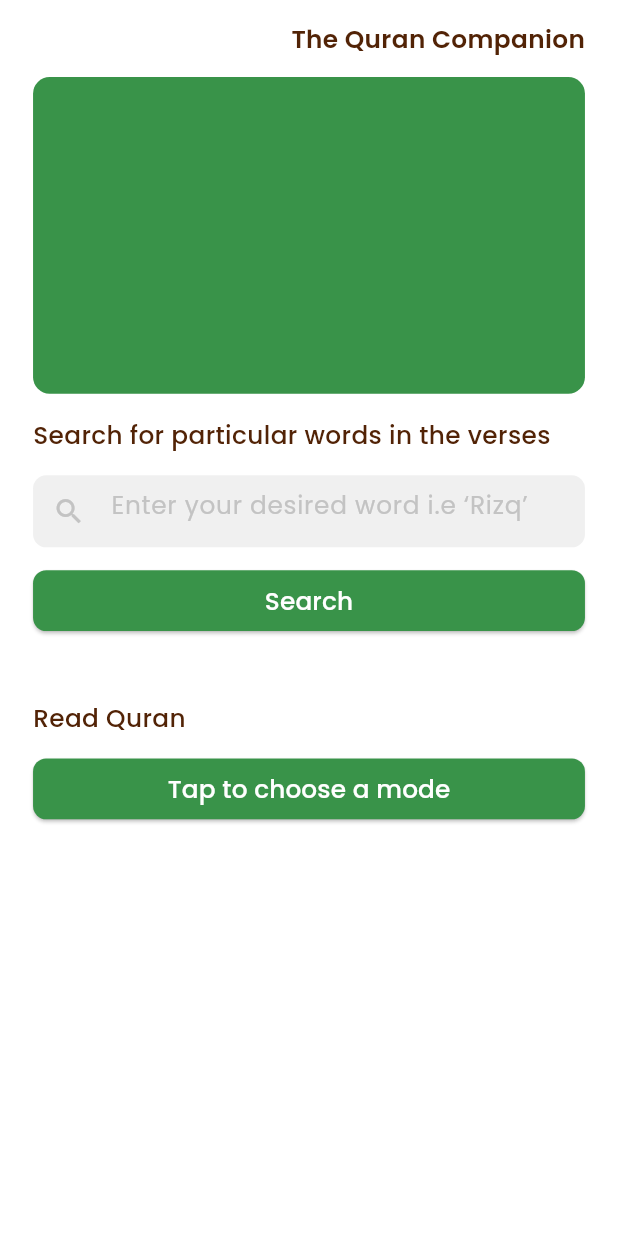
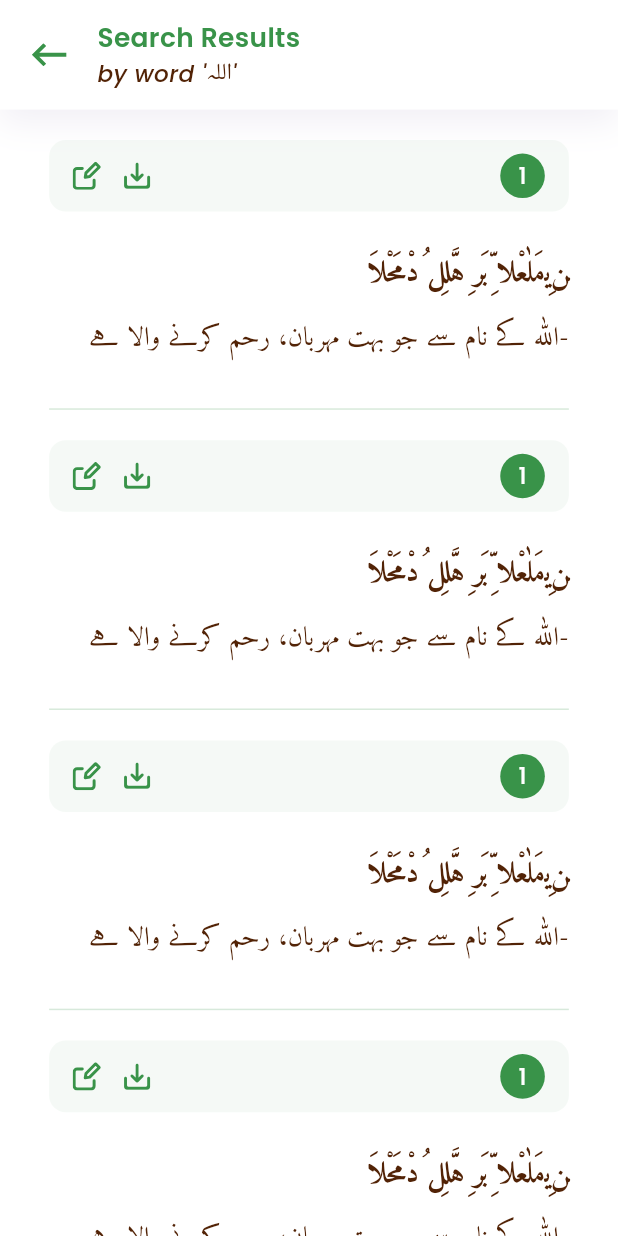
Before and after one commit to ayekaun-inc/Quran-Companion, a Flutter app: the screen it shows after launch, after a tap on "Search", on a phone screen of 412 x 824 dp. Run offline on Flutter 3.47's test engine with Material 3 defaults, Android fonts, the phone set to English and light mode, and no system bars; our stand-ins replace flutter_svg, get_it, shared_preferences, stacked, stacked_services.

Commit message:
Add 'Search Results Screen UI' Ongoing
TODO: Add 'Highlight Text'

```diff
--- a/app/lib/global/themes/fonts.dart
+++ b/app/lib/global/themes/fonts.dart
@@ -1,4 +1,5 @@
 const String amiriBold = 'AmiriBold';
+const String amiriRegular = 'AmiriRegular';
 const String poppinsMedium = 'PoppinsMedium';
 const String poppinsRegular = 'PoppinsRegular';
 const String poppinsSemiBold = 'PoppinsSemiBold';
--- a/app/lib/global/utils/routes.dart
+++ b/app/lib/global/utils/routes.dart
@@ -1,11 +1,13 @@
 import 'package:app/home/home_view.dart';
 import 'package:app/para_list/para_list_view.dart';
+import 'package:app/search_results/search_results_view.dart';
 import 'package:app/splash/splash_view.dart';
 import 'package:app/surah_list/surah_list_view.dart';
 import 'package:flutter/material.dart';
 
 const String splashView = '/splash';
 const String homeView = '/home';
+const String searchResultsView = '/searchResults';
 const String surahListView = '/surahList';
 const String paraListView = '/paraList';
 
@@ -20,6 +22,9 @@ class RoutesPath {
         return MaterialPageRoute(builder: (context) => const SurahListView());
       case paraListView:
         return MaterialPageRoute(builder: (context) => const ParaListView());
+      case searchResultsView:
+        return MaterialPageRoute(
+            builder: (context) => const SearchResultsView());
       default:
         return MaterialPageRoute(builder: (context) => const SplashView());
     }
--- a/app/lib/global/utils/svg_constants.dart
+++ b/app/lib/global/utils/svg_constants.dart
@@ -1,3 +1,4 @@
 const String appIcon = 'assets/svgs/app_icon.svg';
 const String backIcon = 'assets/svgs/back_icon.svg';
 const String starIcon = 'assets/svgs/star_icon.svg';
+const String editIcon = 'assets/svgs/edit_icon.svg';
--- /dev/null
+++ b/app/lib/global/widgets/custom_divider.dart
@@ -0,0 +1,29 @@
+import 'package:app/global/themes/colors.dart';
+import 'package:app/global/widgets/horizontal_gap.dart';
+import 'package:flutter/material.dart';
+
+class CustomDivider extends StatelessWidget {
+  final double leftGap;
+  final double rightGap;
+  const CustomDivider({
+    super.key,
+    required this.leftGap,
+    required this.rightGap,
+  });
+
+  @override
+  Widget build(BuildContext context) {
+    return Row(
+      children: [
+        HorizontalGap(leftGap),
+        Expanded(
+          child: Container(
+            height: 1,
+            color: green.withOpacity(0.2),
+          ),
+        ),
+        HorizontalGap(rightGap),
+      ],
+    );
+  }
+}
--- a/app/lib/global/widgets/surah_para_tile.dart
+++ b/app/lib/global/widgets/surah_para_tile.dart
@@ -7,6 +7,8 @@ import 'package:app/global/widgets/horizontal_gap.dart';
 import 'package:app/global/widgets/vertical_gap.dart';
 import 'package:flutter/material.dart';
 import 'package:flutter_svg/flutter_svg.dart';
+
+import 'custom_divider.dart';
 
 class SurahParaTile extends StatelessWidget {
   final int number;
@@ -30,18 +32,7 @@ class SurahParaTile extends StatelessWidget {
       child: Column(
         children: [
           if (number != 1) ...[
-            Row(
-              children: [
-                const HorizontalGap(20),
-                Expanded(
-                  child: Container(
-                    height: 1,
-                    color: green.withOpacity(0.2),
-                  ),
-                ),
-                const HorizontalGap(24),
-              ],
-            ),
+            const CustomDivider(leftGap: 20, rightGap: 24),
           ],
           SizedBox(
             width: double.maxFinite,
--- a/app/lib/home/home_view_model.dart
+++ b/app/lib/home/home_view_model.dart
@@ -17,6 +17,7 @@ class HomeViewModel extends BaseViewModel {
 
   void onSearchPressed() {
     // TODO: Add search logic
+    _navigationService.navigateTo(searchResultsView);
   }
 
   Future<void> onReadQuranPressed() async {
--- /dev/null
+++ b/app/lib/search_results/search_results_view.dart
@@ -0,0 +1,140 @@
+import 'package:app/global/services/size_helper_service.dart';
+import 'package:app/global/themes/colors.dart';
+import 'package:app/global/themes/fonts.dart';
+import 'package:app/global/utils/svg_constants.dart';
+import 'package:app/global/widgets/custom_app_bar.dart';
+import 'package:app/global/widgets/custom_divider.dart';
+import 'package:app/global/widgets/custom_text.dart';
+import 'package:app/global/widgets/horizontal_gap.dart';
+import 'package:app/global/widgets/horizontal_padding.dart';
+import 'package:app/global/widgets/vertical_gap.dart';
+import 'package:app/search_results/search_results_view_model.dart';
+import 'package:flutter/cupertino.dart';
+import 'package:flutter/material.dart';
+import 'package:flutter/widgets.dart';
+import 'package:flutter_svg/flutter_svg.dart';
+import 'package:stacked/stacked.dart';
+
+class SearchResultsView extends StatelessWidget {
+  const SearchResultsView({super.key});
+
+  @override
+  Widget build(BuildContext context) {
+    return ViewModelBuilder.nonReactive(
+      viewModelBuilder: () => SearchResultsViewModel(),
+      builder: (context, viewModel, child) {
+        return Scaffold(
+          appBar: CustomAppBar(
+            title: 'Search Results',
+            subtitle: "by word 'اللہ'",
+          ),
+          body: Scrollbar(
+            child: ListView.builder(
+              itemCount: 63,
+              itemBuilder: (context, index) {
+                return AyatTile();
+              },
+            ),
+          ),
+        );
+      },
+    );
+  }
+}
+
+class AyatTile extends StatelessWidget {
+  const AyatTile({
+    super.key,
+  });
+
+  @override
+  Widget build(BuildContext context) {
+    return InkWell(
+      onTap: () {},
+      child: HorizontalPadding(
+        padding: 27.w,
+        child: Column(
+          crossAxisAlignment: CrossAxisAlignment.center,
+          mainAxisSize: MainAxisSize.min,
+          children: [
+            const VerticalGap(20),
+            Container(
+              width: 318.w,
+              height: 47.h,
+              decoration: BoxDecoration(
+                color: green.withOpacity(0.05),
+                borderRadius: BorderRadius.circular(10.r),
+              ),
+              child: Row(
+                children: [
+                  const HorizontalGap(8.25),
+                  InkWell(
+                    onTap: () {},
+                    child: SizedBox(
+                      width: 30.5.w,
+                      height: double.maxFinite,
+                      child: Center(
+                        child: SvgPicture.asset(
+                          editIcon,
+                          width: 17.w,
+                        ),
+                      ),
+                    ),
+                  ),
+                  InkWell(
+                    onTap: () {},
+                    child: SizedBox(
+                      width: 30.5.w,
+                      height: double.maxFinite,
+                      child: Center(
+                        child: Icon(
+                          Icons.save_alt_rounded,
+                          color: green,
+                          size: 21.w,
+                        ),
+                      ),
+                    ),
+                  ),
+                  const Spacer(),
+                  CircleAvatar(
+                    backgroundColor: green,
+                    foregroundColor: white,
+                    radius: 13.5.r,
+                    child: const CustomText('1', size: 14, font: poppinsMedium),
+                  ),
+                  const HorizontalGap(16),
+                ],
+              ),
+            ),
+            const VerticalGap(27),
+            const Row(
+              mainAxisAlignment: MainAxisAlignment.end,
+              children: [
+                CustomText(
+                  'َﻦﻳِمَلٰعْلا ِّبَر ِهَّلِل ُدْمَحْلا',
+                  size: 18,
+                  font: amiriBold,
+                  color: brown,
+                ),
+              ],
+            ),
+            const VerticalGap(16),
+            const Row(
+              mainAxisAlignment: MainAxisAlignment.end,
+              children: [
+                CustomText(
+                  'اللہ کے نام سے جو بہت مہربان، رحم کرنے والا ہے-',
+                  size: 16,
+                  font: amiriRegular,
+                  color: brown,
+                ),
+              ],
+            ),
+            const VerticalGap(34),
+            const CustomDivider(leftGap: 0, rightGap: 0),
+          ],
+        ),
+      ),
+    );
+  }
+}
--- /dev/null
+++ b/app/lib/search_results/search_results_view_model.dart
@@ -0,0 +1,3 @@
+import 'package:stacked/stacked.dart';
+
+class SearchResultsViewModel extends BaseViewModel {}
--- a/app/pubspec.yaml
+++ b/app/pubspec.yaml
@@ -38,6 +38,9 @@ flutter:
     - family: AmiriBold
       fonts:
         - asset: assets/fonts/amiri_bold.ttf
+    - family: AmiriRegular
+      fonts:
+        - asset: assets/fonts/amiri_regular.ttf
     - family: PoppinsMedium
       fonts:
         - asset: assets/fonts/poppins_medium.ttf
```
Also changed, not shown: app/assets/fonts/amiri_regular.ttf (added), app/assets/svgs/edit_icon.svg (added).
